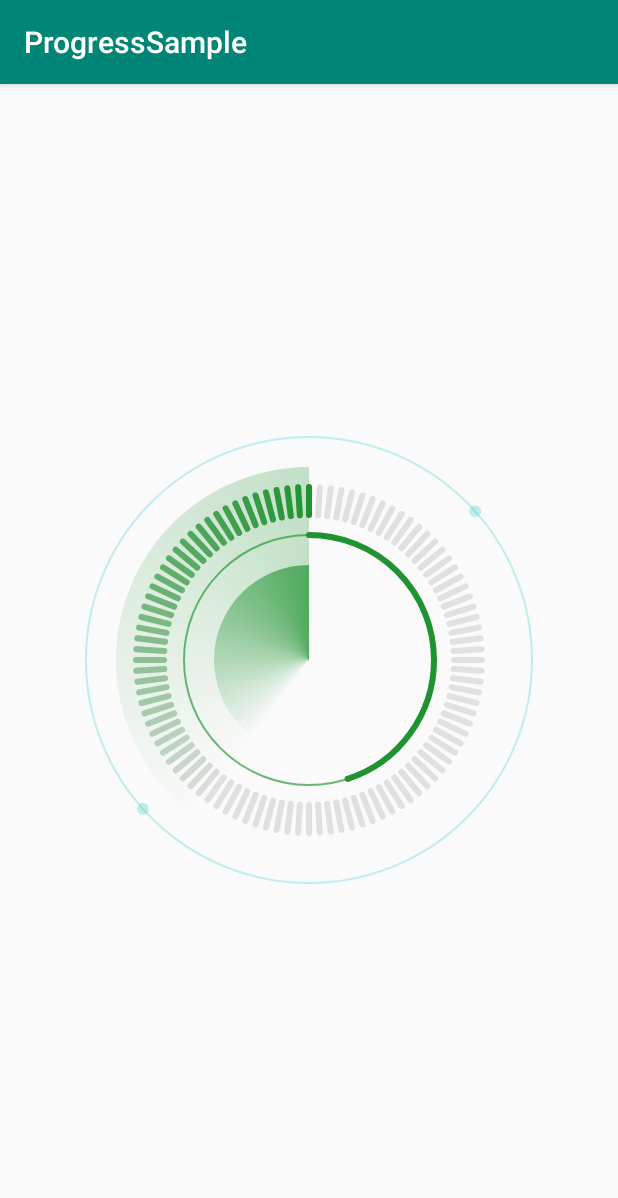
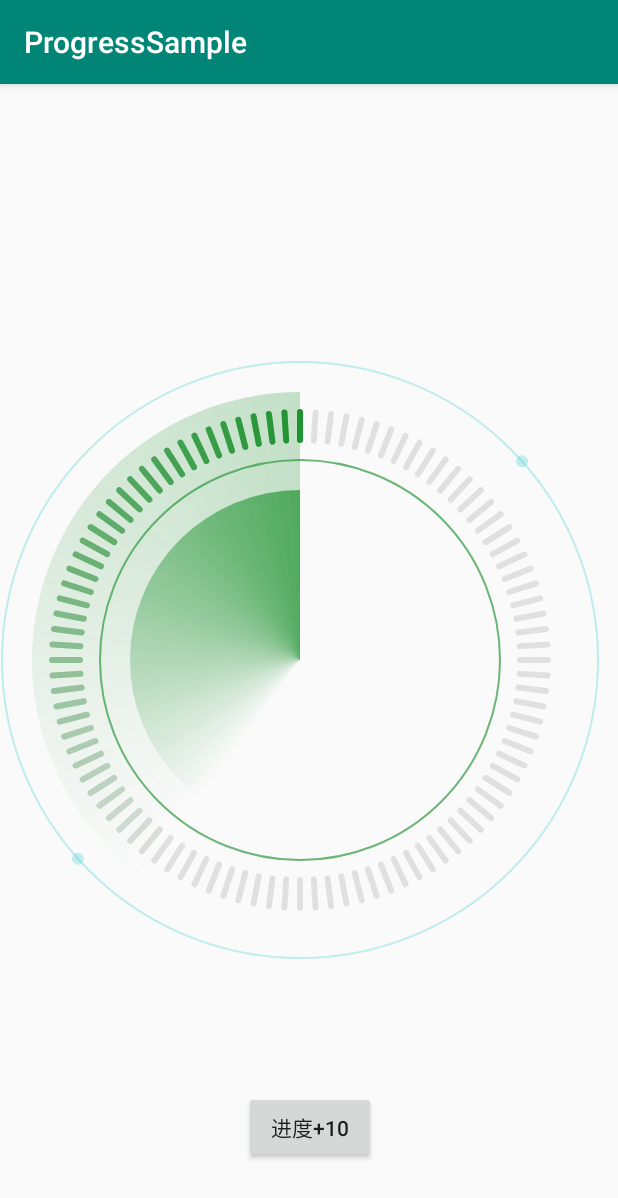
Before and after one commit to LeonDevLifeLog/progress, an Android app: the screen it shows after launch (MainActivity), on a phone screen of 412 x 824 dp. Shown: the top 1198 px of the screen. Run offline under Robolectric (Android 15) with nearby library versions, the phone set to English and light mode, and no system bars.

Commit message:
完成进度开发

```diff
--- a/app/src/main/java/com/github/leondevlifelog/progresssample/MainActivity.java
+++ b/app/src/main/java/com/github/leondevlifelog/progresssample/MainActivity.java
@@ -1,14 +1,30 @@
 package com.github.leondevlifelog.progresssample;
 
 import android.os.Bundle;
+import android.view.View;
 
 import androidx.appcompat.app.AppCompatActivity;
 
+import com.github.leondevlifelog.progress.Progress;
+
 public class MainActivity extends AppCompatActivity {
 
+    private Progress progressView;
+    private int progress = 10;
     @Override
     protected void onCreate(Bundle savedInstanceState) {
         super.onCreate(savedInstanceState);
         setContentView(R.layout.activity_main);
+        progressView = findViewById(R.id.progress);
+        findViewById(R.id.button).setOnClickListener(new View.OnClickListener() {
+            @Override
+            public void onClick(View view) {
+                progressView.setProgress(progress);
+                progress = (MainActivity.this.progress + 10);
+                if (progress > 100) {
+                    progress -= 100;
+                }
+            }
+        });
     }
 }
--- a/app/src/main/res/layout/activity_main.xml
+++ b/app/src/main/res/layout/activity_main.xml
@@ -7,12 +7,27 @@
     tools:context=".MainActivity">
 
     <com.github.leondevlifelog.progress.Progress
-        android:layout_width="300dp"
-        android:layout_height="300dp"
+        android:id="@+id/progress"
+        android:layout_width="0dp"
+        android:layout_height="400dp"
         app:layout_constraintBottom_toBottomOf="parent"
         app:layout_constraintEnd_toEndOf="parent"
         app:layout_constraintHorizontal_bias="0.5"
         app:layout_constraintStart_toStartOf="parent"
         app:layout_constraintTop_toTopOf="parent" />
 
+    <Button
+        android:id="@+id/button"
+        android:layout_width="wrap_content"
+        android:layout_height="wrap_content"
+        android:layout_marginStart="162dp"
+        android:layout_marginLeft="162dp"
+        android:layout_marginTop="87dp"
+        android:layout_marginEnd="161dp"
+        android:layout_marginRight="161dp"
+        android:text="进度+10"
+        app:layout_constraintEnd_toEndOf="parent"
+        app:layout_constraintStart_toStartOf="parent"
+        app:layout_constraintTop_toBottomOf="@+id/progress" />
+
 </androidx.constraintlayout.widget.ConstraintLayout>
--- a/progress/src/main/java/com/github/leondevlifelog/progress/Progress.java
+++ b/progress/src/main/java/com/github/leondevlifelog/progress/Progress.java
@@ -1,5 +1,6 @@
 package com.github.leondevlifelog.progress;
 
+import android.animation.ValueAnimator;
 import android.content.Context;
 import android.content.res.TypedArray;
 import android.graphics.Canvas;
@@ -9,16 +10,19 @@ import android.graphics.RectF;
 import android.graphics.Shader;
 import android.graphics.SweepGradient;
 import android.util.AttributeSet;
+import android.util.Log;
 import android.view.View;
+import android.view.animation.LinearInterpolator;
 
 public class Progress extends View {
+    private static final String TAG = "Progress";
     private int paddingLeft;
     private int paddingTop;
     private int paddingRight;
     private int paddingBottom;
     private int contentWidth;
     private int contentHeight;
-    private int progress = 45;
+    private int progress = 0;
     private Paint outerCirclePaint;
     private Paint innerCirclePaint;
     private int centerX;
@@ -39,6 +43,9 @@ public class Progress extends View {
     private Paint outerSweepPaint;
     private Paint progressPaint;
     private RectF reactProgressArc;
+    private float scanDegree = 0f;
+    private ValueAnimator scanDegreeAnimator;
+    private Paint finishPgPaint;
 
     public Progress(Context context) {
         super(context);
@@ -67,11 +74,21 @@ public class Progress extends View {
     }
 
     public void setProgress(int progress) {
+        if (progress == 0) {
+            scanDegreeAnimator.end();
+        } else if (progress == 100) {
+            scanDegreeAnimator.end();
+        } else {
+            if (!scanDegreeAnimator.isRunning()) {
+                scanDegreeAnimator.start();
+            }
+        }
         this.progress = progress;
     }
 
-    private void init(AttributeSet attrs, int defStyle) {
+    private void init(AttributeSet attrs, final int defStyle) {
         // Load attributes
+        setLayerType(View.LAYER_TYPE_SOFTWARE, null);
         final TypedArray a = getContext().obtainStyledAttributes(
                 attrs, R.styleable.Progress, defStyle, 0);
 
@@ -110,6 +127,24 @@ public class Progress extends View {
         progressPaint.setStrokeWidth(6);
         progressPaint.setStyle(Paint.Style.STROKE);
         progressPaint.setStrokeCap(Paint.Cap.ROUND);
+        finishPgPaint = new Paint();
+        finishPgPaint.setAntiAlias(true);
+        finishPgPaint.setColor(Color.parseColor("#2613C2C2"));
+        finishPgPaint.setStyle(Paint.Style.FILL_AND_STROKE);
+        scanDegreeAnimator = ValueAnimator.ofFloat(0f, 360f);
+        scanDegreeAnimator.setDuration(3600);
+        scanDegreeAnimator.setRepeatCount(ValueAnimator.INFINITE);
+        scanDegreeAnimator.setInterpolator(new LinearInterpolator());
+        scanDegreeAnimator.setRepeatMode(ValueAnimator.RESTART);
+        scanDegreeAnimator.addUpdateListener(new ValueAnimator.AnimatorUpdateListener() {
+            @Override
+            public void onAnimationUpdate(ValueAnimator valueAnimator) {
+                Float degree = (Float) valueAnimator.getAnimatedValue();
+                scanDegree = degree - (degree % 3.6f);
+                invalidate();
+                Log.d(TAG, "onAnimationUpdate: " + degree);
+            }
+        });
     }
 
     @Override
@@ -119,26 +154,50 @@ public class Progress extends View {
         canvas.drawCircle(centerX, centerY, innerCicleRadius, innerCirclePaint);
         canvas.drawCircle(outerCicleStarLeftX, outerCicleStarLeftY, 6, outerCircleStarPaint);
         canvas.drawCircle(outerCicleStarRightX, outerCicleStarRightY, 6, outerCircleStarPaint);
+        drawFinishBg(canvas);
+        drawDopLine(canvas);
+        drawScanSweep(canvas);
+        canvas.drawArc(reactProgressArc, -90, progress * 360 / 100.0f, false, progressPaint);
+    }
+
+    private void drawFinishBg(Canvas canvas) {
+        if (progress != 100) {
+            return;
+        }
+        canvas.drawCircle(centerX, centerY, progressOuterRadius + 20, finishPgPaint);
+    }
+
+    private void drawScanSweep(Canvas canvas) {
+        if (progress == 100) {
+            return;
+        }
+        int save1 = canvas.save();
+        canvas.rotate(scanDegree - 90, centerX, centerY);
+        canvas.drawCircle(centerX, centerY, innerCicleRadius - 30, innerSweepPaint);
+        canvas.drawCircle(centerX, centerY, outerCircleRadius - 30, outerSweepPaint);
+        canvas.restoreToCount(save1);
+        int save2 = canvas.save();
+        canvas.rotate(scanDegree - 180, centerX, centerY);
+        for (int i = 0; i < 40; i++) {
+            progressColorPaint.setColor(changeAlpha(defaultColor, Float.valueOf(255 - (i * (255.0f / 40.0f))).intValue()));
+            canvas.drawLine(centerX, centerY + progressInnerRadius, centerX, centerY + progressOuterRadius, progressColorPaint);
+            canvas.rotate(-3.6f, centerX, centerY);
+        }
+        canvas.restoreToCount(save2);
+    }
+
+    private void drawDopLine(Canvas canvas) {
+        if (progress != 100) {
+            progressIndectorPaint.setColor(Color.parseColor("#1A000000"));
+        } else {
+            progressIndectorPaint.setColor(defaultColor);
+        }
         int save = canvas.save();
         for (int i = 0; i < 100; i++) {
             canvas.drawLine(centerX, centerY + progressInnerRadius, centerX, centerY + progressOuterRadius, progressIndectorPaint);
             canvas.rotate(3.6f, centerX, centerY);
         }
         canvas.restoreToCount(save);
-        int save1 = canvas.save();
-        canvas.rotate(-90, centerX, centerY);
-        canvas.drawCircle(centerX, centerY, innerCicleRadius - 30, innerSweepPaint);
-        canvas.drawCircle(centerX, centerY, outerCircleRadius - 30, outerSweepPaint);
-        canvas.restoreToCount(save1);
-        int save2 = canvas.save();
-        canvas.rotate(-180, centerX, centerY);
-        for (int i = 0; i < 40; i++) {
-            progressColorPaint.setColor(changeAlpha(defaultColor, Float.valueOf(255 - (i * (255.0f / 40.0f))).intValue()));
-            canvas.drawLine(centerX, centerY + progressInnerRadius, centerX, centerY + progressOuterRadius, progressColorPaint);
-            canvas.rotate(-3.6f, centerX, centerY);
-        }
-        canvas.restoreToCount(save2);
-        canvas.drawArc(reactProgressArc, -90, progress * 360 / 100.0f, false, progressPaint);
     }
 
     @Override
```
